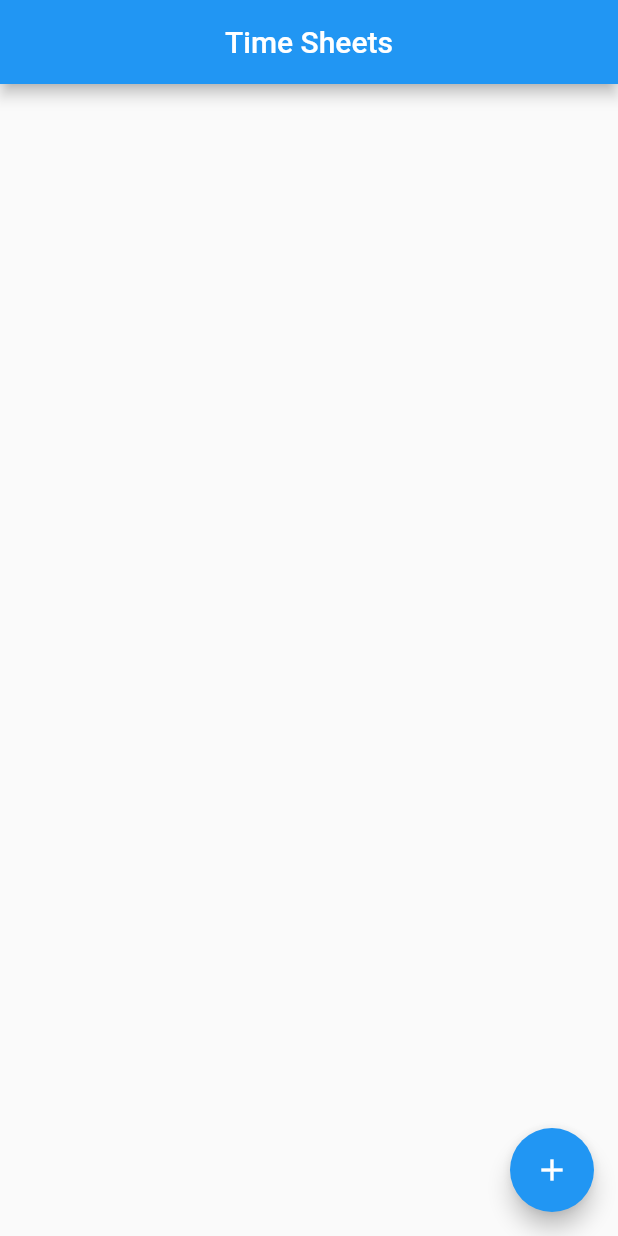
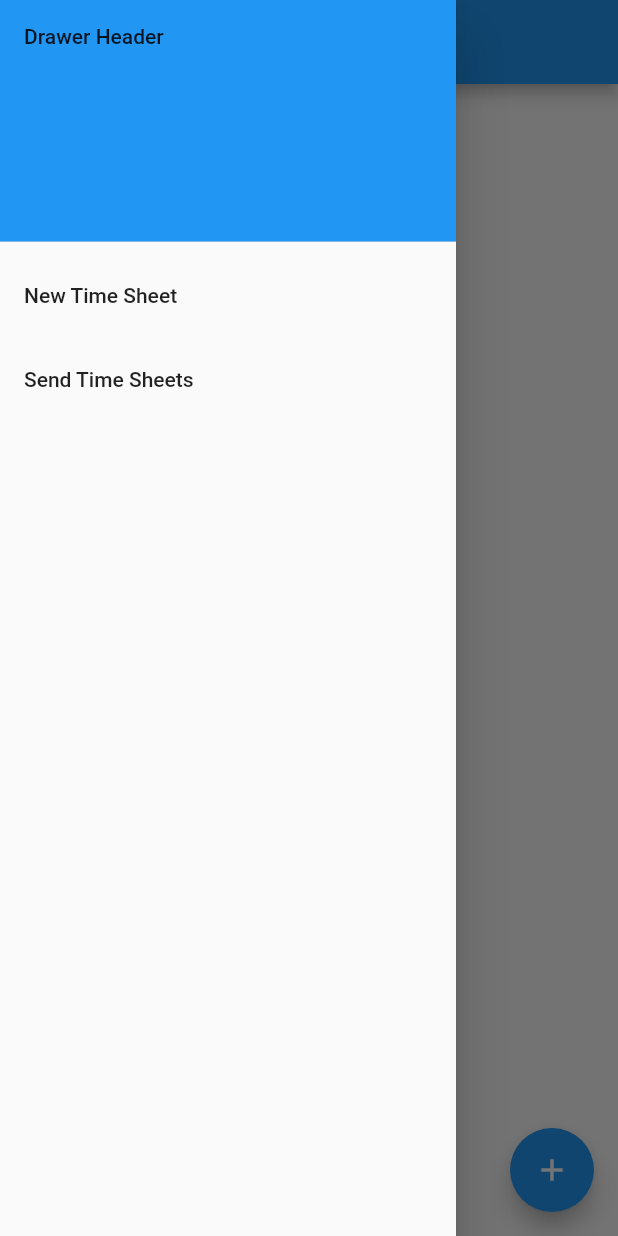
Before and after one commit to Zertghol/BETSA, a Flutter app: the screen it shows after launch, with the side drawer open (before the commit the screen has no drawer), on a phone screen of 412 x 824 dp. Run offline on Flutter 3.47's test engine with Material 2 defaults, Android fonts, the phone set to English and light mode, and no system bars; our stand-ins replace sqflite; accounts and stored records are empty.

Commit message:
Added a menu

```diff
--- a/lib/ui/listview_timesheets.dart
+++ b/lib/ui/listview_timesheets.dart
@@ -15,7 +15,6 @@ class _ListViewTimeSheetState extends State<ListViewTimeSheet> {
   @override
   void initState() {
     super.initState();
-
     db.getAllTimeSheets().then((tss) {
       setState(() {
         tss.forEach((timesheet) {
@@ -66,14 +65,49 @@ class _ListViewTimeSheetState extends State<ListViewTimeSheet> {
                           ),
                           IconButton(
                               icon: const Icon(Icons.remove_circle_outline),
-                              onPressed: () => _deleteTimeSheet(context, items[position], position)),
+                              onPressed: () => _deleteTimeSheet(
+                                  context, items[position], position)),
                         ],
                       ),
-                      onTap: () => _navigateToTimeSheet(context, items[position]),
+                      onTap: () =>
+                          _navigateToTimeSheet(context, items[position]),
                     ),
                   ],
                 );
               }),
+        ),
+        drawer: Drawer(
+          // Add a ListView to the drawer. This ensures the user can scroll
+          // through the options in the drawer if there isn't enough vertical
+          // space to fit everything.
+          child: ListView(
+            // Important: Remove any padding from the ListView.
+            padding: EdgeInsets.zero,
+            children: <Widget>[
+              DrawerHeader(
+                child: Text('Drawer Header'),
+                decoration: BoxDecoration(
+                  color: Colors.blue,
+                ),
+              ),
+              ListTile(
+                title: Text('New Time Sheet'),
+                onTap: () {
+                  Icon(Icons.add);
+                  _createNewTimeSheet(context);
+                },
+              ),
+              ListTile(
+                title: Text('Send Time Sheets'),
+                onTap: () {
+                  // Update the state of the app
+                  // ...
+                  // Then close the drawer
+                  Navigator.pop(context);
+                },
+              ),
+            ],
+          ),
         ),
         floatingActionButton: FloatingActionButton(
           child: Icon(Icons.add),
@@ -83,7 +117,8 @@ class _ListViewTimeSheetState extends State<ListViewTimeSheet> {
     );
   }
 
-  void _deleteTimeSheet(BuildContext context, TimeSheet ts, int position) async {
+  void _deleteTimeSheet(
+      BuildContext context, TimeSheet ts, int position) async {
     db.deleteTimeSheet(ts.jobNo, ts.week).then((tss) {
       setState(() {
         items.removeAt(position);
@@ -115,7 +150,9 @@ class _ListViewTimeSheetState extends State<ListViewTimeSheet> {
   void _createNewTimeSheet(BuildContext context) async {
     String result = await Navigator.push(
       context,
-      MaterialPageRoute(builder: (context) => TimeSheetScreen(TimeSheet('', 0,'','',0,0,0,0,0,0,0,0,0,0,0,0,0,0,0,0,0,0,0,0,0))),
+      MaterialPageRoute(
+          builder: (context) => TimeSheetScreen(TimeSheet('', 0, '', '', 0, 0,
+              0, 0, 0, 0, 0, 0, 0, 0, 0, 0, 0, 0, 0, 0, 0, 0, 0, 0, 0))),
     );
 
     print(2);
```
